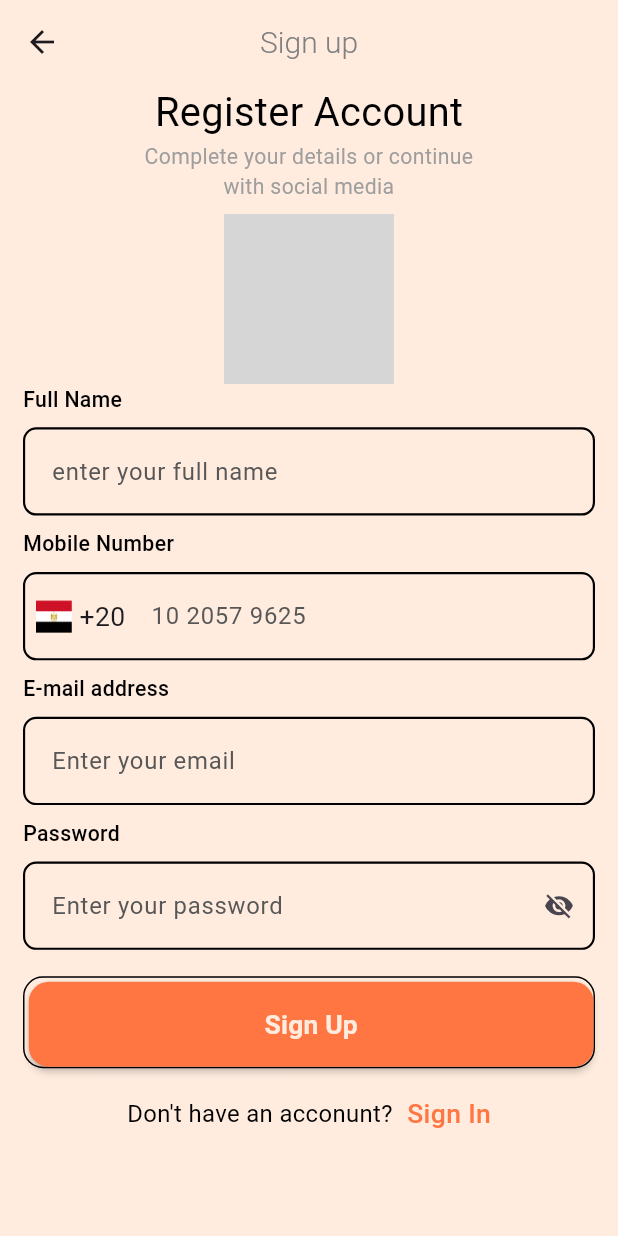
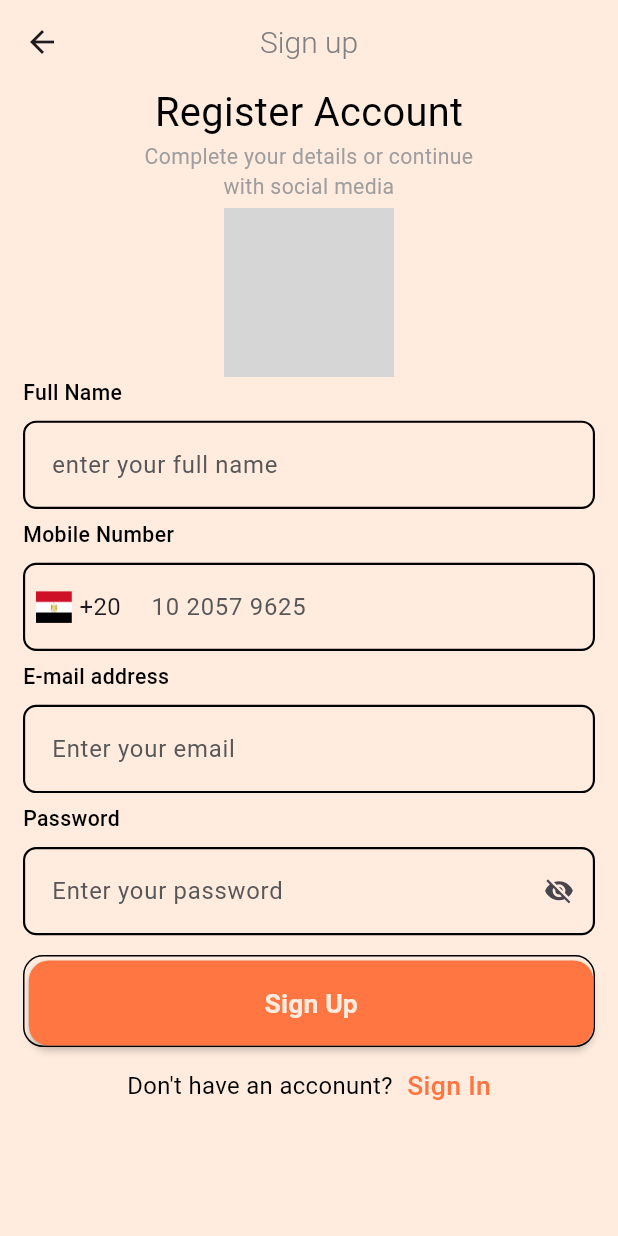
Before and after one commit to Mohamed-Essam-Mohamed/E-COMMERCE-CLEAN-ARCH-APP, a Flutter app: the RegisterScreen screen opened by its route, on a phone screen of 412 x 824 dp. Run offline on Flutter 3.47's test engine with Material 3 defaults, Android fonts, the light colour scheme and no system bars; our stand-ins replace animated_text_kit, bloc, cached_network_image, cloud_firestore, connectivity_plus, dartz and 21 more; missing offline and left inert: dart:ffi, flutter_verification_code; accounts and stored records are empty; network calls fail; statements that could not run were skipped; project files that could hold a hidden picture were left out; grey boxes are pictures that could not be loaded.

Commit message:
finished app

```diff
--- a/lib/src/feature/auth/contant_login/login/view/login_screen.dart
+++ b/lib/src/feature/auth/contant_login/login/view/login_screen.dart
@@ -35,12 +35,6 @@ class _LoginScreenState extends State<LoginScreen> {
   void dispose() async {
     // TODO: implement dispose
     super.dispose();
-    await ClassBasicNotificationPackage().showBasicNotification(
-      title: 'Welcome Again TOKOTO',
-      body: 'TOKOTO APP Where All New With Us',
-      id: 0,
-      payload: 'Welcome TOKOTO',
-    );
   }
 
   @override
--- a/lib/src/feature/auth/register/view/register_screen.dart
+++ b/lib/src/feature/auth/register/view/register_screen.dart
@@ -45,12 +45,6 @@ class _RegisterScreenState extends State<RegisterScreen> {
     viewModel.nameController.dispose();
     viewModel.mobileController.dispose();
     viewModel.close();
-    await ClassBasicNotificationPackage().showBasicNotification(
-      title: 'Welcome TOKOTO',
-      body: 'TOKOTO APP Where All New With Us',
-      id: 0,
-      payload: 'Welcome TOKOTO',
-    );
   }
 
   @override
@@ -107,7 +101,7 @@ class _RegisterScreenState extends State<RegisterScreen> {
                       color: Colors.grey,
                     ),
                   ),
-                  Gap(10.h),
+                  Gap(5.h),
                   _selectedImageSectionWidget(),
                   const TitleTextField(title: fullName),
                   CustomTextFormApp(
@@ -124,7 +118,7 @@ class _RegisterScreenState extends State<RegisterScreen> {
                       return null;
                     },
                   ),
-                  Gap(10.h),
+                  Gap(8.h),
                   const TitleTextField(title: mobileNumber),
                   CustomTextFormApp(
                     hintText: hintNumber,
@@ -139,7 +133,7 @@ class _RegisterScreenState extends State<RegisterScreen> {
                       return null;
                     },
                   ),
-                  Gap(10.h),
+                  Gap(8.h),
                   const TitleTextField(title: email),
                   CustomTextFormApp(
                     hintText: hintEmail,
@@ -159,7 +153,7 @@ class _RegisterScreenState extends State<RegisterScreen> {
                       return null;
                     },
                   ),
-                  Gap(10.h),
+                  Gap(8.h),
                   const TitleTextField(title: password),
                   CustomTextFormApp(
                     hintText: hintPassword,
@@ -178,7 +172,7 @@ class _RegisterScreenState extends State<RegisterScreen> {
                       }
                     },
                   ),
-                  Gap(20.h),
+                  Gap(15.h),
                   CustomButtonApp(
                     text: signUp,
                     colorText: AppColors.whiteColor,
@@ -187,7 +181,7 @@ class _RegisterScreenState extends State<RegisterScreen> {
                     },
                     backgroundColor: AppColors.primaryColor,
                   ),
-                  Gap(20.h),
+                  Gap(15.h),
                   LoginOrSignUp(
                     startTitle: dontHaveAccount,
                     endTitle: "Sign In",
--- a/lib/src/feature/home/view/widget/slider_image.dart
+++ b/lib/src/feature/home/view/widget/slider_image.dart
@@ -52,7 +52,7 @@ class SliderItemWidget extends StatelessWidget {
         ),
       ),
       child: Padding(
-        padding: EdgeInsets.only(top: 20.h, left: 40.w),
+        padding: EdgeInsets.only(top: 15.h, left: 40.w),
         child: Column(
           mainAxisAlignment: MainAxisAlignment.start,
           crossAxisAlignment: CrossAxisAlignment.start,
@@ -114,7 +114,7 @@ class SliderItemWidget extends StatelessWidget {
                 height: 0,
               ),
             ),
-            Gap(2.h),
+            Gap(1.h),
             MaterialButton(
               onPressed: () {
                 Navigator.of(context).push(
--- a/lib/src/feature/navigation_bar_screen/navigation_bar_screen.dart
+++ b/lib/src/feature/navigation_bar_screen/navigation_bar_screen.dart
@@ -7,6 +7,7 @@ import 'package:e_commerce/src/helper/user_data/user_data.dart';
 import 'package:e_commerce/src/utils/app_text_style.dart';
 import 'package:e_commerce/src/utils/shared_preference_utils.dart';
 import 'package:flutter/material.dart';
+import 'package:flutter/services.dart';
 import 'package:flutter_screenutil/flutter_screenutil.dart';
 import 'package:flutter_svg/flutter_svg.dart';
 import 'package:provider/provider.dart';
@@ -39,10 +40,12 @@ class _NavigationBarScreenState extends State<NavigationBarScreen> {
   Widget build(BuildContext context) {
     return ChangeNotifierProvider(
       create: (context) => instance,
+      child: AnnotatedRegion<SystemUiOverlayStyle>(
+        value: SystemUiOverlayStyle.dark,
         child: Scaffold(
           appBar: AppBar(
             elevation: 0,
-          backgroundColor: Colors.transparent,
+            // backgroundColor: Colors.transparent,
             title: Text(
               'TOKOTO',
               style: AppTextStyle.textStyle30.copyWith(
@@ -148,6 +151,7 @@ class _NavigationBarScreenState extends State<NavigationBarScreen> {
             ],
           ),
         ),
+      ),
     );
   }
 }
--- a/lib/src/feature/profile/view/profile_screen.dart
+++ b/lib/src/feature/profile/view/profile_screen.dart
@@ -1,5 +1,3 @@
-import 'dart:developer';
-
 import 'package:cached_network_image/cached_network_image.dart';
 import 'package:e_commerce/src/feature/cart/view_model/cart_view_model_cubit.dart';
 import 'package:e_commerce/src/feature/notification/class_basic_notification_package/class_basic_notification_package.dart';
--- a/lib/src/helper/user_data/user_data.dart
+++ b/lib/src/helper/user_data/user_data.dart
@@ -12,8 +12,7 @@ class SaveUserProvider extends ChangeNotifier {
   }
   initUser() async {
     if (user == null) {
-      user = await AppFirebase.getUser(
-          "eyJhbGciOiJIUzI1NiIsInR5cCI6IkpXVCJ9.eyJpZCI6IjY2YzI0MDg4ZWQwZGMwMDE2YzlkMGUyOCIsIm5hbWUiOiJNb2hhbWVkIEVzYW0iLCJyb2xlIjoidXNlciIsImlhdCI6MTcyNDAwNjUzNiwiZXhwIjoxNzMxNzgyNTM2fQ.LngDKpOzBs9xSboj2VAEPUI04nEHHI03aiwflyzBeXA");
+      user = await AppFirebase.getUser(token);
       notifyListeners();
     }
   }
--- a/lib/src/widget/custom_text_form_app.dart
+++ b/lib/src/widget/custom_text_form_app.dart
@@ -150,7 +150,7 @@ class ContainerFlagWidget extends StatelessWidget {
             ),
             Text(
               '+20',
-              style: TextStyle(fontSize: 20.sp),
+              style: TextStyle(fontSize: 18.sp),
             )
           ],
         ),
--- a/pubspec.yaml
+++ b/pubspec.yaml
@@ -35,7 +35,6 @@ dependencies:
   cupertino_icons: ^1.0.2
   dartz: ^0.10.1
   device_info_plus: ^10.1.2
-  firebase_analytics: ^10.8.0
   firebase_core: ^2.24.2
   firebase_crashlytics: ^3.4.9
   firebase_messaging: ^14.7.10
```
Also changed, not shown: lib/main.dart (+15 -2 lines), lib/src/feature/auth/contant_login/login/view_model/login_view_model_cubit.dart (+9 -2 lines), lib/src/feature/auth/register/view_model_cubit/register_screen_view_model_cubit.dart (+8 -0 lines), pubspec.lock, 2 other files. Lines whose indentation alone changed are shown as unchanged.
